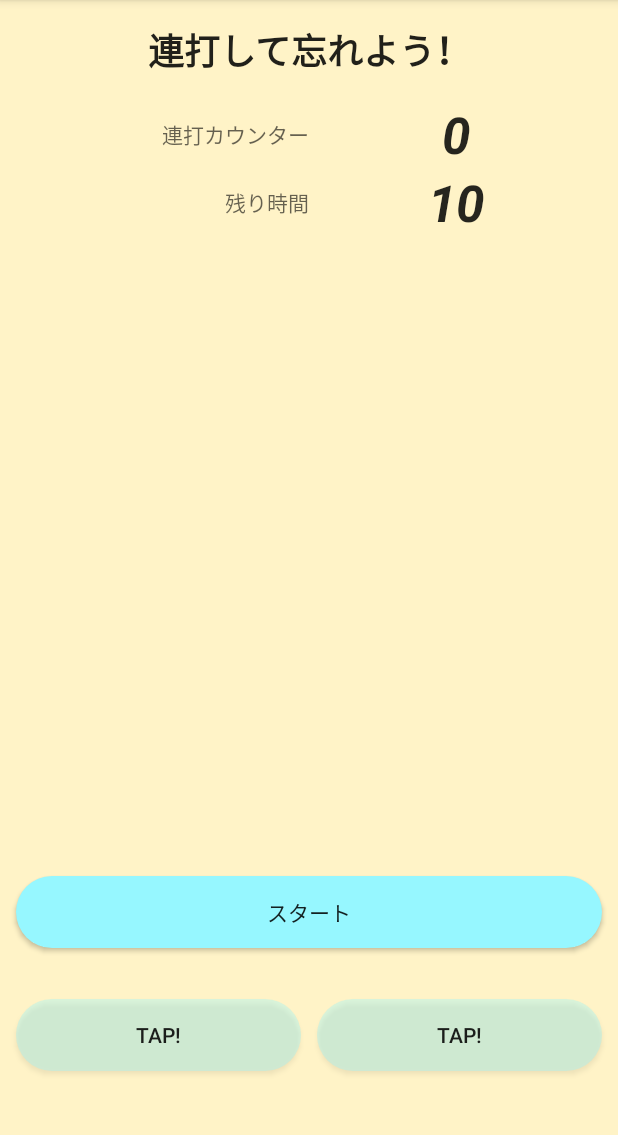
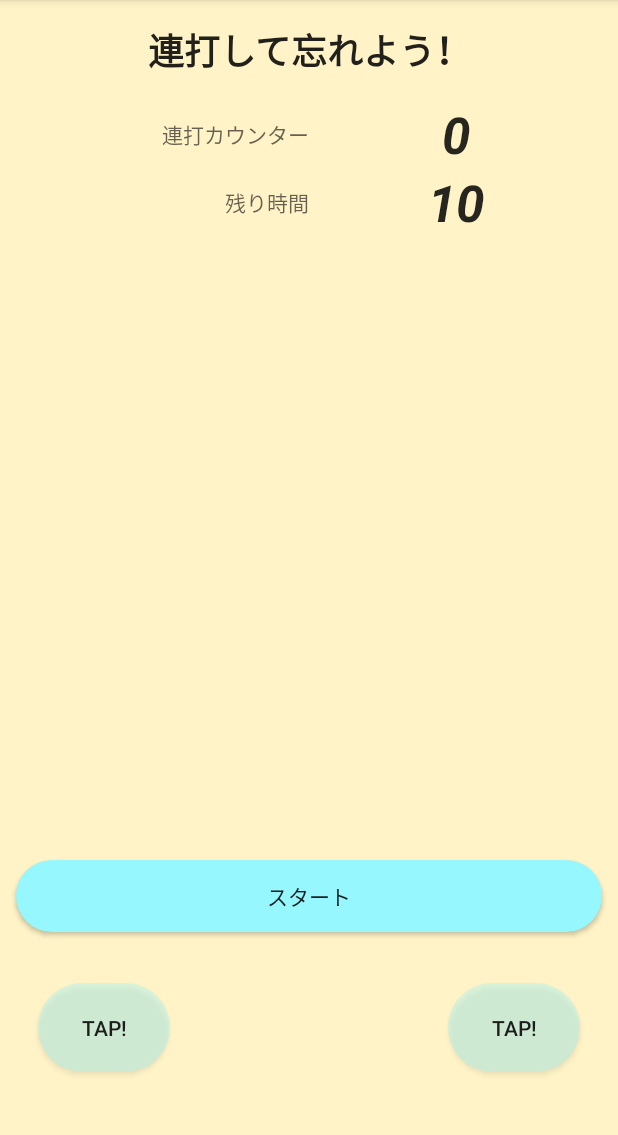
Before and after one commit to leopon55/ForgetMemo, an Android app: the RendaActivity screen opened directly, with no data from a screen before it, on a phone screen of 412 x 824 dp, the part 84-1219 px from its top. Run offline under Robolectric (Android 15) with nearby library versions, the phone set to English and light mode, and no system bars; pictures from the network do not load.

```diff
--- a/app/build.gradle
+++ b/app/build.gradle
@@ -10,7 +10,7 @@ android {
     buildToolsVersion "29.0.3"
 
     defaultConfig {
-        applicationId "app.koizumi.leopon.memoforget"
+        applicationId "app.koizumi.leopon.emotimes"
         minSdkVersion 21
         targetSdkVersion 29
         versionCode 1
--- a/app/src/main/AndroidManifest.xml
+++ b/app/src/main/AndroidManifest.xml
@@ -1,6 +1,6 @@
 <?xml version="1.0" encoding="utf-8"?>
 <manifest xmlns:android="http://schemas.android.com/apk/res/android"
-    package="app.koizumi.leopon.memoforget">
+    package="app.koizumi.leopon.emotimes">
 
     <application
         android:name=".RealmMemoApplication"
--- a/app/src/main/java/app/koizumi/leopon/memoforget/DetailActivity.kt
+++ b/app/src/main/java/app/koizumi/leopon/emotimes/DetailActivity.kt
@@ -1,4 +1,4 @@
-package app.koizumi.leopon.memoforget
+package app.koizumi.leopon.emotimes
 
 import android.content.Intent
 import android.icu.text.SimpleDateFormat
--- a/app/src/main/java/app/koizumi/leopon/memoforget/Memo.kt
+++ b/app/src/main/java/app/koizumi/leopon/emotimes/Memo.kt
@@ -1,4 +1,4 @@
-package app.koizumi.leopon.memoforget
+package app.koizumi.leopon.emotimes
 
 import io.realm.RealmObject
 import io.realm.annotations.PrimaryKey
--- a/app/src/main/java/app/koizumi/leopon/memoforget/MemoAdapter.kt
+++ b/app/src/main/java/app/koizumi/leopon/emotimes/MemoAdapter.kt
@@ -1,4 +1,4 @@
-package app.koizumi.leopon.memoforget
+package app.koizumi.leopon.emotimes
 
 import android.content.Context
 import android.icu.text.SimpleDateFormat
--- a/app/src/main/java/app/koizumi/leopon/memoforget/RealmMemoApplication.kt
+++ b/app/src/main/java/app/koizumi/leopon/emotimes/RealmMemoApplication.kt
@@ -1,4 +1,4 @@
-package app.koizumi.leopon.memoforget
+package app.koizumi.leopon.emotimes
 
 import android.app.Application
 import io.realm.Realm
--- a/app/src/main/java/app/koizumi/leopon/memoforget/RendaActivity.kt
+++ b/app/src/main/java/app/koizumi/leopon/emotimes/RendaActivity.kt
@@ -1,4 +1,4 @@
-package app.koizumi.leopon.memoforget
+package app.koizumi.leopon.emotimes
 
 import android.app.Activity
 import android.content.Intent
--- a/app/src/main/res/layout/activity_renda.xml
+++ b/app/src/main/res/layout/activity_renda.xml
@@ -150,9 +150,9 @@
         <LinearLayout
             android:layout_width="match_parent"
             android:layout_height="wrap_content"
-            android:layout_marginLeft="5dp"
+            android:layout_marginLeft="20dp"
             android:layout_marginTop="10dp"
-            android:layout_marginRight="5dp"
+            android:layout_marginRight="20dp"
             android:layout_marginBottom="40dp"
             android:layout_weight="0.1"
             android:orientation="horizontal"
@@ -163,18 +163,27 @@
                 android:layout_width="wrap_content"
                 android:layout_height="wrap_content"
                 android:layout_margin="5dp"
-                android:layout_weight="0.5"
                 android:background="@drawable/background_rounded_corners_gray"
+                android:padding="20dp"
                 android:text="TAP!" />
+
+            <LinearLayout
+                android:layout_width="match_parent"
+                android:layout_height="match_parent"
+                android:orientation="vertical">
 
                 <Button
                     android:id="@+id/rightTapButton"
                     android:layout_width="wrap_content"
                     android:layout_height="wrap_content"
+                    android:layout_gravity="right"
                     android:layout_margin="5dp"
-                android:layout_weight="0.5"
                     android:background="@drawable/background_rounded_corners_gray"
+                    android:padding="20dp"
                     android:text="TAP!" />
+
+            </LinearLayout>
+
         </LinearLayout>
 
     </LinearLayout>
--- a/settings.gradle
+++ b/settings.gradle
@@ -1,2 +1,2 @@
-rootProject.name='MemoForget'
+rootProject.name='emotimes'
 include ':app'
```
Also changed, not shown: app/src/main/java/app/koizumi/leopon/emotimes/ListViewActivity.kt (renamed from app/src/main/java/app/koizumi/leopon/memoforget/ListViewActivity.kt, +7 -7 lines), app/src/main/java/app/koizumi/leopon/emotimes/MainActivity.kt (renamed from app/src/main/java/app/koizumi/leopon/memoforget/MainActivity.kt, +5 -3 lines), app/src/main/java/app/koizumi/leopon/memoforget/TimeManage.kt (deleted, +0 -140 lines), 2 other files. Lines whose indentation alone changed are shown as unchanged.
